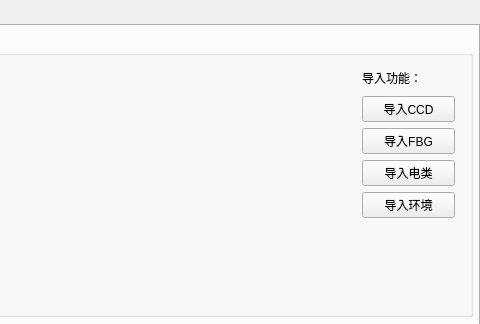
This is mainwindow.ui in jiangfangzheng/JfzDataLab as Qt 5 draws it before an edit; both pictures show x 520 to 1000 and y 0 to 324 of the 1000 by 600 pixel window. The edited form follows.
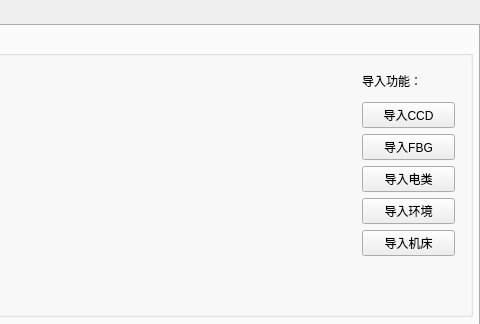
This is the edited form. Custom widgets are drawn as their Qt base class.

Patch:
```diff
--- a/mainwindow.ui
+++ b/mainwindow.ui
@@ -474,13 +474,13 @@
       <property name="title">
        <string>历史数据</string>
       </property>
-      <widget class="QWidget" name="">
+      <widget class="QWidget" name="layoutWidget">
        <property name="geometry">
         <rect>
          <x>860</x>
          <y>20</y>
          <width>113</width>
-         <height>172</height>
+         <height>210</height>
         </rect>
        </property>
        <layout class="QVBoxLayout" name="verticalLayout">
@@ -531,6 +531,13 @@
           </property>
          </widget>
         </item>
+        <item>
+         <widget class="QPushButton" name="pushButton_CNCinSQL">
+          <property name="text">
+           <string>导入机床</string>
+          </property>
+         </widget>
+        </item>
        </layout>
       </widget>
      </widget>
```
